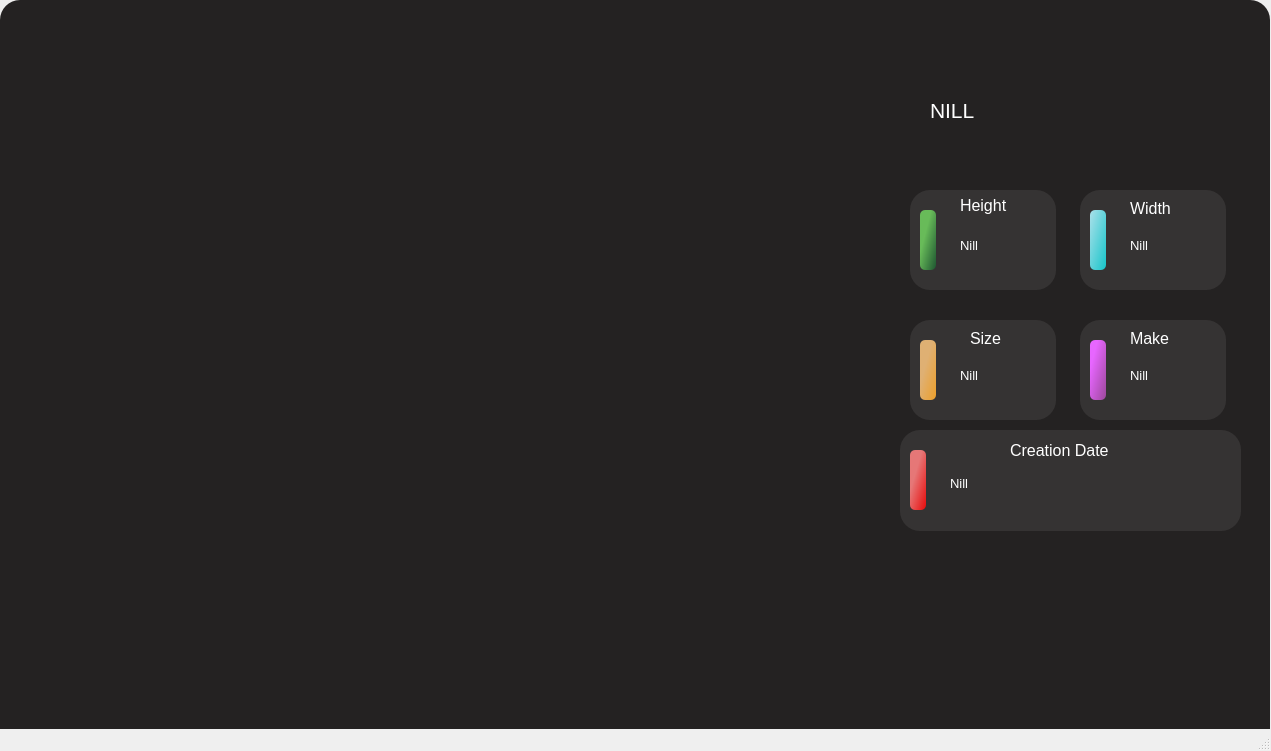
Qt form UI Designer FIles/MainSideGroup.ui (bilalfawadkhan/FYP-Image-Forensic) before a commit.
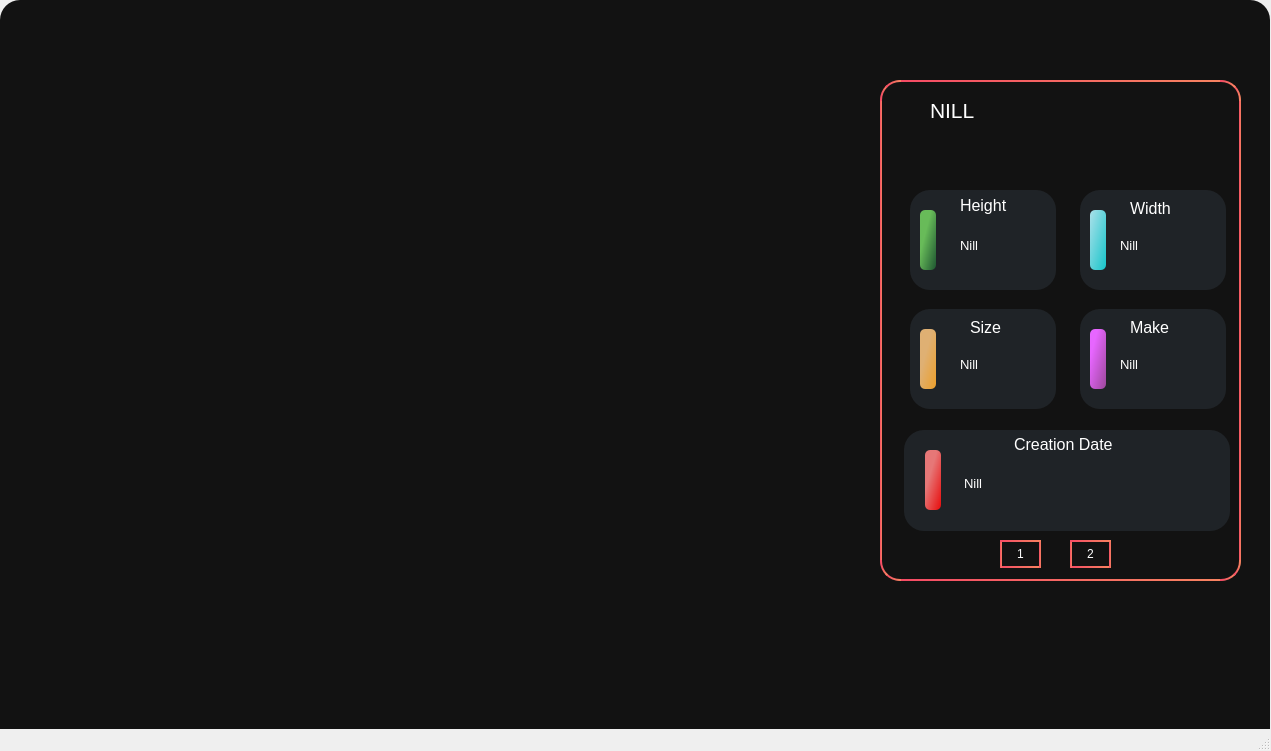
The same form after that commit. Icons and pictures are not drawn.

The edit to the form file:
```diff
--- a/UI Designer FIles/MainSideGroup.ui
+++ b/UI Designer FIles/MainSideGroup.ui
@@ -36,7 +36,7 @@
      <enum>Qt::DefaultContextMenu</enum>
     </property>
     <property name="styleSheet">
-     <string notr="true">#mainwind{background-Color : rgb(36, 34, 34);
+     <string notr="true">#mainwind{background-Color : #121212;
 color : rgb(255, 255, 255);
 border-radius : 20px;
 }</string>
@@ -50,11 +50,15 @@
        <x>880</x>
        <y>80</y>
        <width>361</width>
-       <height>461</height>
+       <height>501</height>
       </rect>
      </property>
      <property name="styleSheet">
-      <string notr="true">border:0px</string>
+      <string notr="true">#rSideGroup{
+border-radius : 20px;
+color:rgb(255,255,255);
+border : 2px solid qlineargradient(spread:pad, x1:0, y1:1, x2:1, y2:1, stop:0 rgba(245, 75, 100, 255), stop:1 rgba(247, 131, 97, 255));
+background-Color :  #121212;}</string>
      </property>
      <property name="title">
       <string/>
@@ -97,6 +101,8 @@
       <property name="font">
        <font>
         <pointsize>16</pointsize>
+        <weight>50</weight>
+        <bold>false</bold>
        </font>
       </property>
       <property name="styleSheet">
@@ -112,9 +118,12 @@
         <x>10</x>
         <y>60</y>
         <width>351</width>
-        <height>411</height>
+        <height>431</height>
        </rect>
       </property>
+      <property name="styleSheet">
+       <string notr="true">border:0px</string>
+      </property>
       <property name="title">
        <string/>
       </property>
@@ -128,7 +137,7 @@
         </rect>
        </property>
        <property name="styleSheet">
-        <string notr="true">Background-color :rgb(53, 51, 51);
+        <string notr="true">background-Color :#1f2327;;
 border-radius : 20px;
 </string>
        </property>
@@ -162,6 +171,8 @@
         <property name="font">
          <font>
           <pointsize>12</pointsize>
+          <weight>50</weight>
+          <bold>false</bold>
          </font>
         </property>
         <property name="styleSheet">
@@ -203,7 +214,7 @@
         </rect>
        </property>
        <property name="styleSheet">
-        <string notr="true">Background-color :rgb(53, 51, 51);
+        <string notr="true">Background-color :#1f2327;;
 border-radius : 20px;
 </string>
        </property>
@@ -249,7 +260,7 @@
        <widget class="QLabel" name="block2value">
         <property name="geometry">
          <rect>
-          <x>50</x>
+          <x>40</x>
           <y>40</y>
           <width>71</width>
           <height>31</height>
@@ -272,13 +283,13 @@
        <property name="geometry">
         <rect>
          <x>190</x>
-         <y>180</y>
+         <y>169</y>
          <width>146</width>
          <height>100</height>
         </rect>
        </property>
        <property name="styleSheet">
-        <string notr="true">Background-color :rgb(53, 51, 51);
+        <string notr="true">Background-color :#1f2327;;
 border-radius : 20px;
 </string>
        </property>
@@ -303,7 +314,7 @@
        <widget class="QLabel" name="block4value">
         <property name="geometry">
          <rect>
-          <x>50</x>
+          <x>40</x>
           <y>40</y>
           <width>81</width>
           <height>31</height>
@@ -347,13 +358,13 @@
        <property name="geometry">
         <rect>
          <x>20</x>
-         <y>180</y>
+         <y>169</y>
          <width>146</width>
          <height>100</height>
         </rect>
        </property>
        <property name="styleSheet">
-        <string notr="true">Background-color :rgb(53, 51, 51);
+        <string notr="true">Background-color :#1f2327;;
 border-radius : 20px;
 </string>
        </property>
@@ -421,14 +432,14 @@
       <widget class="QGroupBox" name="block5">
        <property name="geometry">
         <rect>
-         <x>10</x>
+         <x>14</x>
          <y>290</y>
-         <width>341</width>
+         <width>326</width>
          <height>101</height>
         </rect>
        </property>
        <property name="styleSheet">
-        <string notr="true">Background-color :rgb(53, 51, 51);
+        <string notr="true">Background-color :#1f2327;;
 border-radius : 20px;
 </string>
        </property>
@@ -438,7 +449,7 @@
        <widget class="QWidget" name="widget_3" native="true">
         <property name="geometry">
          <rect>
-          <x>10</x>
+          <x>21</x>
           <y>20</y>
           <width>16</width>
           <height>60</height>
@@ -454,7 +465,7 @@
         <property name="geometry">
          <rect>
           <x>110</x>
-          <y>10</y>
+          <y>4</y>
           <width>131</width>
           <height>21</height>
          </rect>
@@ -474,9 +485,9 @@
        <widget class="QLabel" name="block5value">
         <property name="geometry">
          <rect>
-          <x>50</x>
+          <x>60</x>
           <y>38</y>
-          <width>271</width>
+          <width>251</width>
           <height>31</height>
          </rect>
         </property>
@@ -493,6 +504,46 @@
         </property>
        </widget>
       </widget>
+      <widget class="QPushButton" name="metatwobutton">
+       <property name="geometry">
+        <rect>
+         <x>180</x>
+         <y>400</y>
+         <width>41</width>
+         <height>28</height>
+        </rect>
+       </property>
+       <property name="styleSheet">
+        <string notr="true">#metatwobutton{border-radius : 20px;
+color:rgb(255,255,255);
+border : 2px solid qlineargradient(spread:pad, x1:0, y1:1, x2:1, y2:1, stop:0 rgba(245, 75, 100, 255), stop:1 rgba(247, 131, 97, 255));
+background-Color :  #121212;}
+#metatwobutton:hover{background-color: qlineargradient(spread:pad, x1:0, y1:1, x2:1, y2:1, stop:0 rgba(245, 75, 100, 255), stop:1 rgba(247, 131, 97, 255));}</string>
+       </property>
+       <property name="text">
+        <string>2</string>
+       </property>
+      </widget>
+      <widget class="QPushButton" name="metaonebutton">
+       <property name="geometry">
+        <rect>
+         <x>110</x>
+         <y>400</y>
+         <width>41</width>
+         <height>28</height>
+        </rect>
+       </property>
+       <property name="styleSheet">
+        <string notr="true">#metaonebutton{border-radius : 20px;
+color:rgb(255,255,255);
+border : 2px solid qlineargradient(spread:pad, x1:0, y1:1, x2:1, y2:1, stop:0 rgba(245, 75, 100, 255), stop:1 rgba(247, 131, 97, 255));
+background-Color :  #121212;}
+#metaonebutton:hover{background-color: qlineargradient(spread:pad, x1:0, y1:1, x2:1, y2:1, stop:0 rgba(245, 75, 100, 255), stop:1 rgba(247, 131, 97, 255));}</string>
+       </property>
+       <property name="text">
+        <string>1</string>
+       </property>
+      </widget>
      </widget>
      <zorder>innerGroupBox</zorder>
      <zorder>rsideGroupCrossB</zorder>
```
